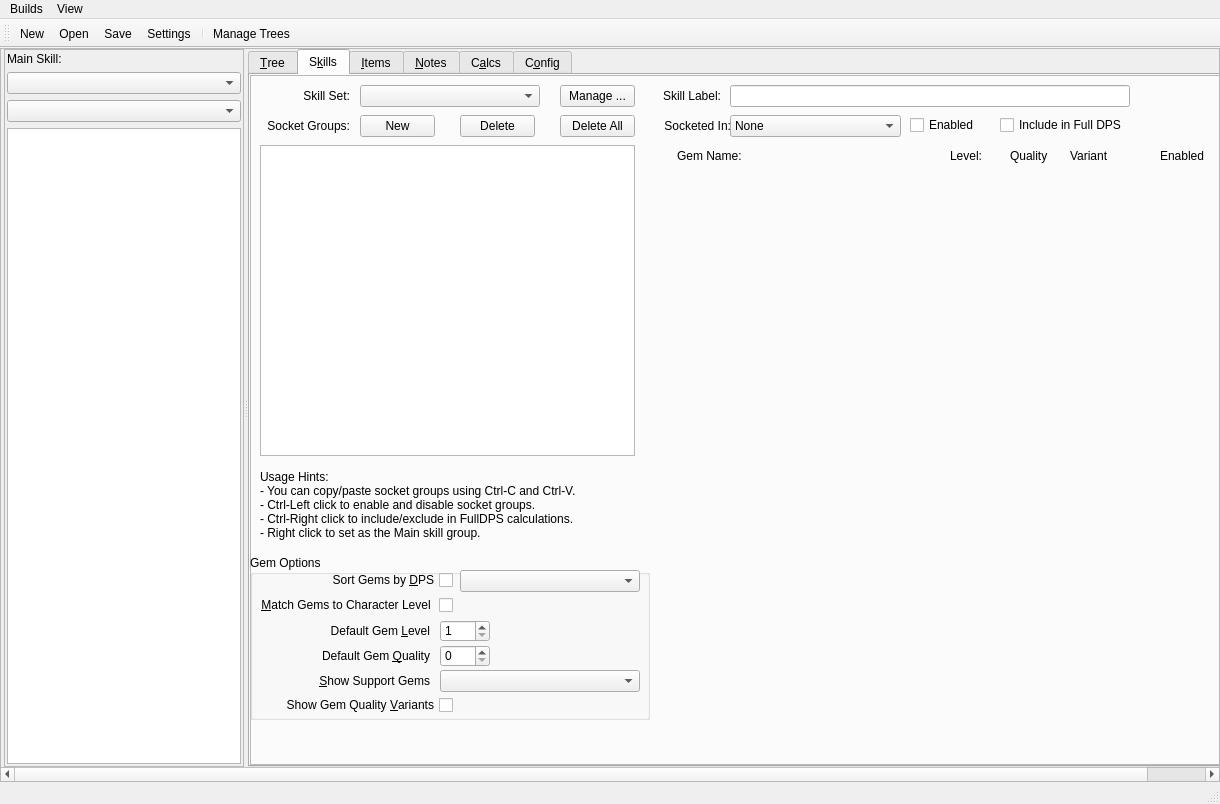
Before: the Qt Designer form Assets/PoB_Main_Window.ui in PathOfBuildingCommunity/PathOfBuilding-Python, drawn with Qt 5.
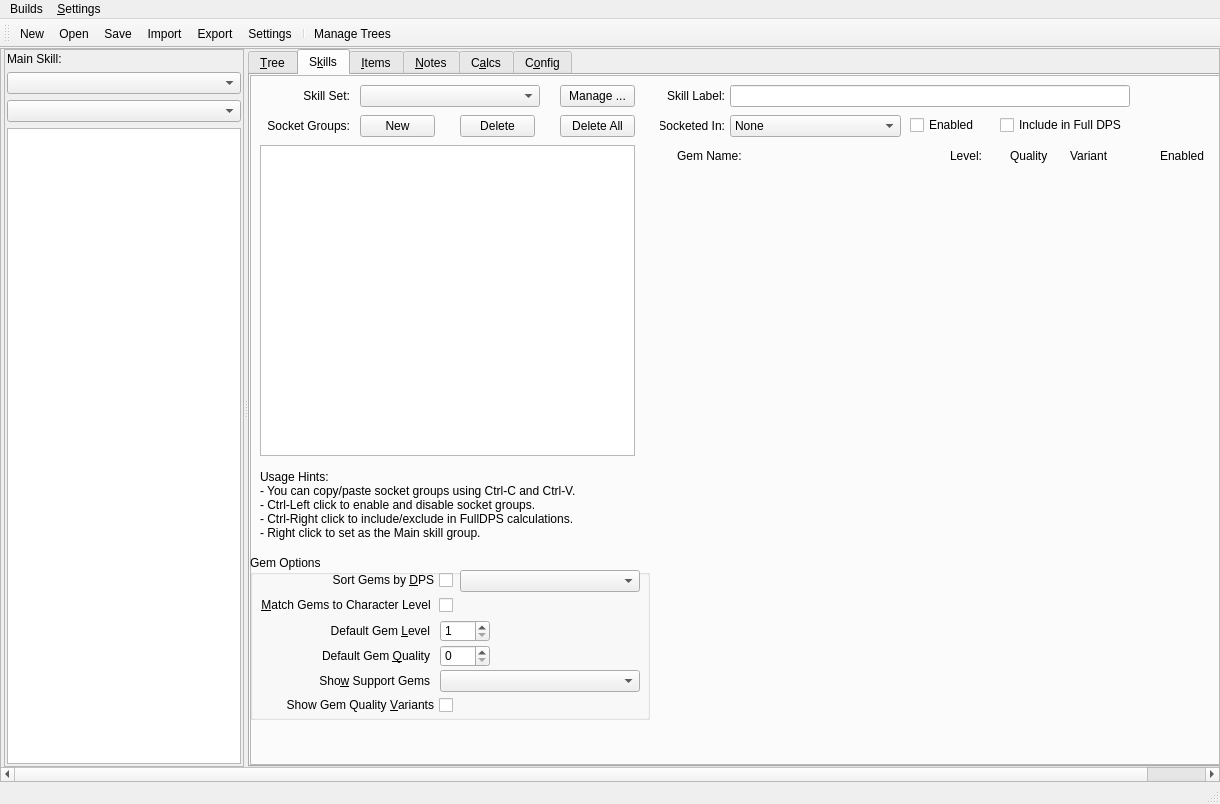
After: the same form once the commit is applied. Icons and pictures are not drawn.

Commit message: Start the import dialog

The edit to the form file:
```diff
--- a/Assets/PoB_Main_Window.ui
+++ b/Assets/PoB_Main_Window.ui
@@ -23,7 +23,7 @@
    <string notr="true">QMenu {padding-left: 0px;}
 QMenu::item {padding-left: 0px;}
 QMenu::item:selected {background-color: rgb(0, 85, 127);color: rgb(255, 255, 255);}
-QAction {padding-left: 0px;}</string>
+QAction {padding-left: 2px;}</string>
   </property>
   <widget class="QWidget" name="centralwidget">
    <layout class="QHBoxLayout" name="horizontalLayout">
@@ -548,7 +548,7 @@
                   </rect>
                  </property>
                  <property name="text">
-                  <string>&amp;Show Support Gems</string>
+                  <string>Sho&amp;w Support Gems</string>
                  </property>
                  <property name="alignment">
                   <set>Qt::AlignRight|Qt::AlignTrailing|Qt::AlignVCenter</set>
@@ -760,7 +760,7 @@
                  <rect>
                   <x>410</x>
                   <y>40</y>
-                  <width>71</width>
+                  <width>65</width>
                   <height>22</height>
                  </rect>
                 </property>
@@ -786,7 +786,7 @@
                  <rect>
                   <x>410</x>
                   <y>10</y>
-                  <width>61</width>
+                  <width>65</width>
                   <height>22</height>
                  </rect>
                 </property>
@@ -2084,9 +2084,9 @@
     <addaction name="action_Exit"/>
     <addaction name="separator"/>
    </widget>
-   <widget class="QMenu" name="menu_View">
+   <widget class="QMenu" name="menu_Settings">
     <property name="title">
-     <string>View</string>
+     <string>&amp;Settings</string>
     </property>
     <widget class="QMenu" name="menuTheme">
      <property name="title">
@@ -2097,7 +2097,7 @@
     <addaction name="menuTheme"/>
    </widget>
    <addaction name="menu_Builds"/>
-   <addaction name="menu_View"/>
+   <addaction name="menu_Settings"/>
   </widget>
   <widget class="QStatusBar" name="statusbar_MainWindow"/>
   <widget class="QToolBar" name="toolbar_MainWindow">
@@ -2119,6 +2119,8 @@
    <addaction name="action_New"/>
    <addaction name="action_Open"/>
    <addaction name="action_Save"/>
+   <addaction name="action_Import"/>
+   <addaction name="action_Export"/>
    <addaction name="action_Settings"/>
    <addaction name="separator"/>
    <addaction name="action_ManageTrees"/>
@@ -2234,12 +2236,42 @@
      <normaloff>:/Art/Icons/construction.png</normaloff>:/Art/Icons/construction.png</iconset>
    </property>
    <property name="text">
-    <string>Settings</string>
+    <string>&amp;Settings ...</string>
    </property>
    <property name="toolTip">
     <string>Open Settings diaog</string>
    </property>
   </action>
+  <action name="action_Import">
+   <property name="icon">
+    <iconset resource="PoB.qrc">
+     <normaloff>:/Art/Icons/paper-plane-return.png</normaloff>:/Art/Icons/paper-plane-return.png</iconset>
+   </property>
+   <property name="text">
+    <string>&amp;Import ...</string>
+   </property>
+   <property name="toolTip">
+    <string>Import a build</string>
+   </property>
+   <property name="shortcut">
+    <string>Ctrl+I</string>
+   </property>
+  </action>
+  <action name="action_Export">
+   <property name="icon">
+    <iconset resource="PoB.qrc">
+     <normaloff>:/Art/Icons/paper-plane.png</normaloff>:/Art/Icons/paper-plane.png</iconset>
+   </property>
+   <property name="text">
+    <string>Export ...</string>
+   </property>
+   <property name="toolTip">
+    <string>Export a build</string>
+   </property>
+   <property name="shortcut">
+    <string>Ctrl+E</string>
+   </property>
+  </action>
  </widget>
  <resources>
   <include location="PoB.qrc"/>
```
Left out of the diff: 10 changed lines with no effect on the pictures. The commit also changes 7 other files.
